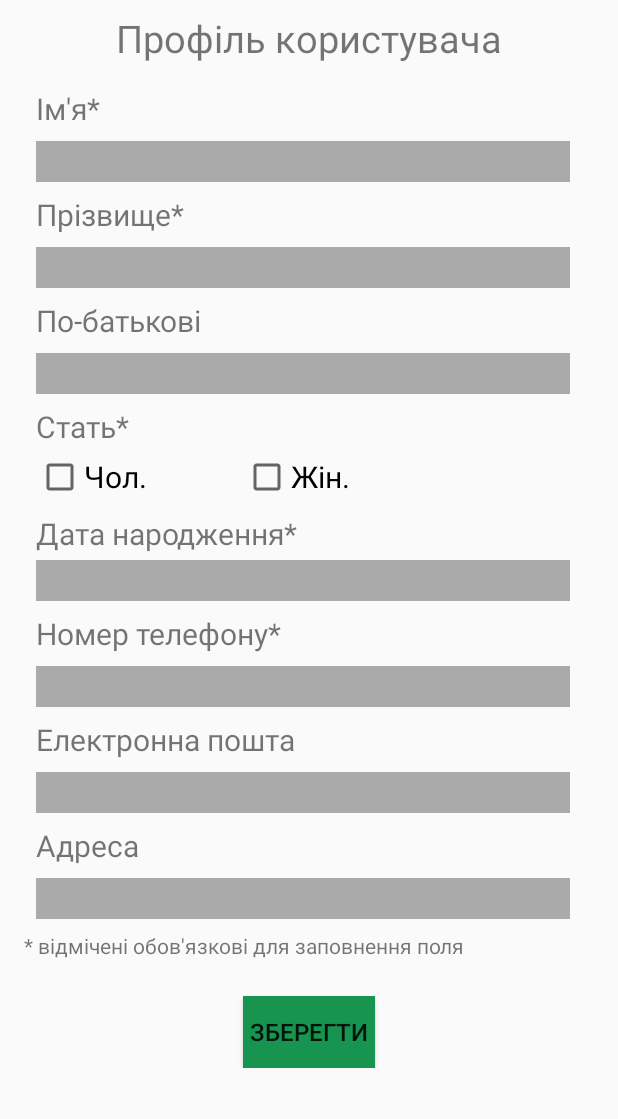
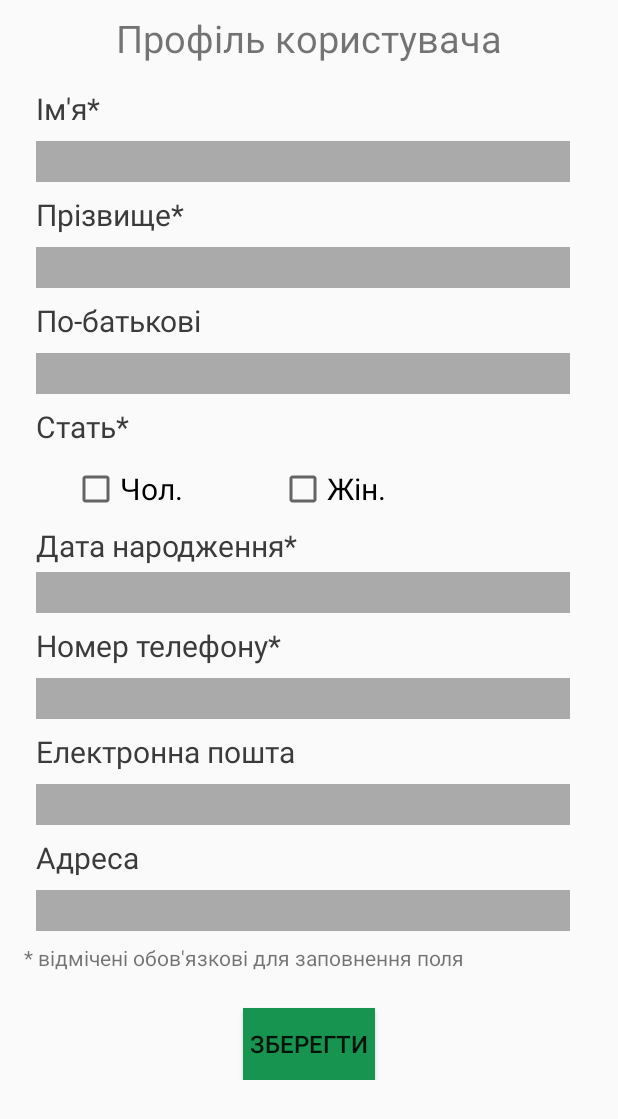
Before and after one commit to DarthCat1/respos-loyalty, an Android app: the layout activity_profile.xml on its own in the app's theme, with its tools: preview values and no code run, on a phone screen of 412 x 824 dp. Shown: the top 1119 px of the screen. Run offline under Robolectric (Android 15) with nearby library versions, the phone set to English and light mode, and no system bars.

Commit message:
Added main text colour to values/colors. Added basic text styles for ProfileMainText and ConfirmedClientMainText. Added styles to activity_confirmed_client.xml and activity_profile.xml. Moved background of ProfileActivity EditText`s to a separate file.

```diff
--- /dev/null
+++ b/app/src/main/res/drawable/valid_field_background.xml
@@ -0,0 +1,5 @@
+<?xml version="1.0" encoding="utf-8"?>
+<shape xmlns:android="http://schemas.android.com/apk/res/android"
+    android:shape="rectangle">
+    <solid android:color="@android:color/darker_gray" />
+</shape>
--- a/app/src/main/res/layout/activity_profile.xml
+++ b/app/src/main/res/layout/activity_profile.xml
@@ -20,43 +20,45 @@
             android:textSize="25sp" />
 
         <TextView
-            style="@style/MainText"
+            android:id="@+id/first_name_text_view"
+            style="@style/ProfileMainText"
             android:text="Ім'я*" />
 
         <EditText
-            android:id="@+id/firstNameEditText"
-            style="@style/MainText"
-            android:background="@android:color/darker_gray" />
+            android:id="@+id/first_name_edit_text"
+            style="@style/ProfileMainText"
+            android:background="@drawable/valid_field_background" />
 
         <TextView
-            style="@style/MainText"
+            android:id="@+id/last_name_text_view"
+            style="@style/ProfileMainText"
             android:text="Прізвище*" />
 
         <EditText
-            android:id="@+id/lastNameEditText"
-            style="@style/MainText"
-            android:background="@android:color/darker_gray" />
+            android:id="@+id/last_name_edit_text"
+            style="@style/ProfileMainText"
+            android:background="@drawable/valid_field_background" />
 
         <TextView
-            style="@style/MainText"
+            style="@style/ProfileMainText"
             android:text="По-батькові" />
 
         <EditText
-            android:id="@+id/middleNameEditText"
-            style="@style/MainText"
-            android:background="@android:color/darker_gray" />
+            android:id="@+id/middle_name_edit_text"
+            style="@style/ProfileMainText"
+            android:background="@drawable/valid_field_background" />
 
         <TextView
-            style="@style/MainText"
+            android:id="@+id/sex_text_view"
+            style="@style/ProfileMainText"
             android:text="Стать*" />
 
         <LinearLayout
-            android:layout_width="match_parent"
-            android:layout_height="wrap_content"
+            style="@style/ProfileMainText"
             android:orientation="horizontal">
 
             <CheckBox
-                android:id="@+id/maleCheckBox"
+                android:id="@+id/male_check_box"
                 android:layout_width="wrap_content"
                 android:layout_height="wrap_content"
                 android:layout_marginLeft="24dp"
@@ -66,7 +68,7 @@
                 android:textSize="20sp" />
 
             <CheckBox
-                android:id="@+id/femaleCheckBox"
+                android:id="@+id/female_check_box"
                 android:layout_width="wrap_content"
                 android:layout_height="wrap_content"
                 android:layout_marginLeft="64dp"
@@ -77,7 +79,8 @@
         </LinearLayout>
 
         <TextView
-            style="@style/MainText"
+            android:id="@+id/birthday_text_view"
+            style="@style/ProfileMainText"
             android:text="Дата народження*" />
 
 
@@ -88,37 +91,39 @@
             android:layout_marginLeft="24dp"
             android:layout_marginTop="4dp"
             android:layout_marginRight="32dp"
-            android:background="@android:color/darker_gray"
+            android:background="@drawable/valid_field_background"
             android:textAllCaps="false"
             android:textSize="20sp" />
 
 
         <TextView
-            style="@style/MainText"
+            android:id="@+id/phone_number_text_view"
+            style="@style/ProfileMainText"
             android:text="Номер телефону*" />
 
         <EditText
-            android:id="@+id/phoneNumberEditText"
-            style="@style/MainText"
-            android:background="@android:color/darker_gray" />
+            android:id="@+id/phone_number_edit_text"
+            style="@style/ProfileMainText"
+            android:background="@drawable/valid_field_background" />
 
         <TextView
-            style="@style/MainText"
+            android:id="@+id/email_text_view"
+            style="@style/ProfileMainText"
             android:text="Електронна пошта" />
 
         <EditText
             android:id="@+id/email_edit_text"
-            style="@style/MainText"
-            android:background="@android:color/darker_gray" />
+            style="@style/ProfileMainText"
+            android:background="@drawable/valid_field_background" />
 
         <TextView
-            style="@style/MainText"
+            style="@style/ProfileMainText"
             android:text="Адреса" />
 
         <EditText
             android:id="@+id/address_edit_text"
-            style="@style/MainText"
-            android:background="@android:color/darker_gray" />
+            style="@style/ProfileMainText"
+            android:background="@drawable/valid_field_background" />
 
         <TextView
             android:layout_width="wrap_content"
--- a/app/src/main/res/values/colors.xml
+++ b/app/src/main/res/values/colors.xml
@@ -3,4 +3,5 @@
     <color name="colorPrimary">#169450</color>
     <color name="colorPrimaryDark">#03813D</color>
     <color name="colorAccent">#03DAC5</color>
+    <color name="mainText">#FF3C3B3B</color>
 </resources>
--- a/app/src/main/res/values/styles.xml
+++ b/app/src/main/res/values/styles.xml
@@ -7,14 +7,24 @@
         <item name="colorAccent">@color/colorPrimaryDark</item>
     </style>
 
-    <style name="MainText">
+    <style name="ProfileMainText">
         <item name="android:layout_width">match_parent</item>
         <item name="android:layout_height">wrap_content</item>
         <item name="android:layout_marginLeft">24dp</item>
         <item name="android:textSize">20sp</item>
         <item name="android:layout_marginTop">8dp</item>
         <item name="android:layout_marginRight">32dp</item>
+        <item name="android:textColor">@color/mainText</item>
     </style>
+
+    <style name="ConfirmedClientMainText">
+        <item name="android:layout_width">wrap_content</item>
+        <item name="android:layout_height">wrap_content</item>
+        <item name="android:textSize">20sp</item>
+        <item name="android:textColor">@color/mainText</item>
+
+    </style>
+
 
     <style name="Toolbar">
         <item name="android:layout_width">match_parent</item>
```
Also changed, not shown: app/src/main/res/layout/activity_confirmed_client.xml (+8 -24 lines), app/src/main/res/layout/spinner_cards.xml (+2 -6 lines).
